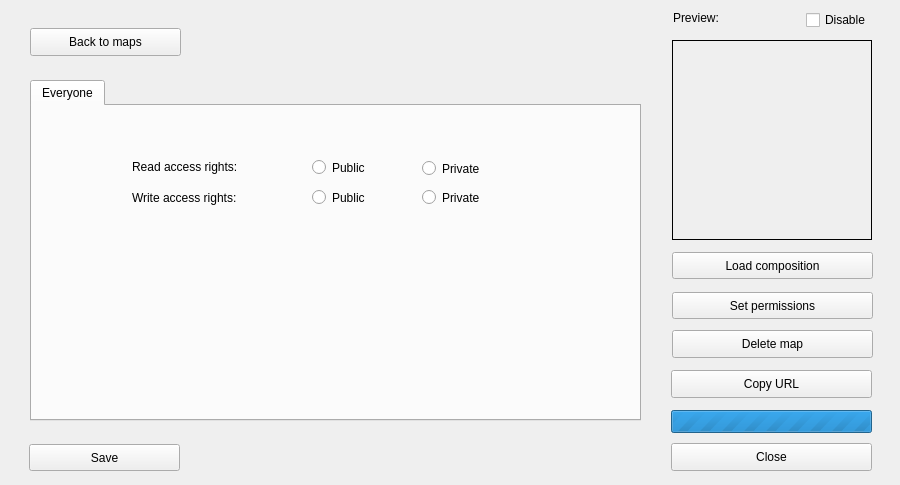
Old version of the form dlg_addMap.ui in the repository LESPROJEKT/qgis-layman-plugin.
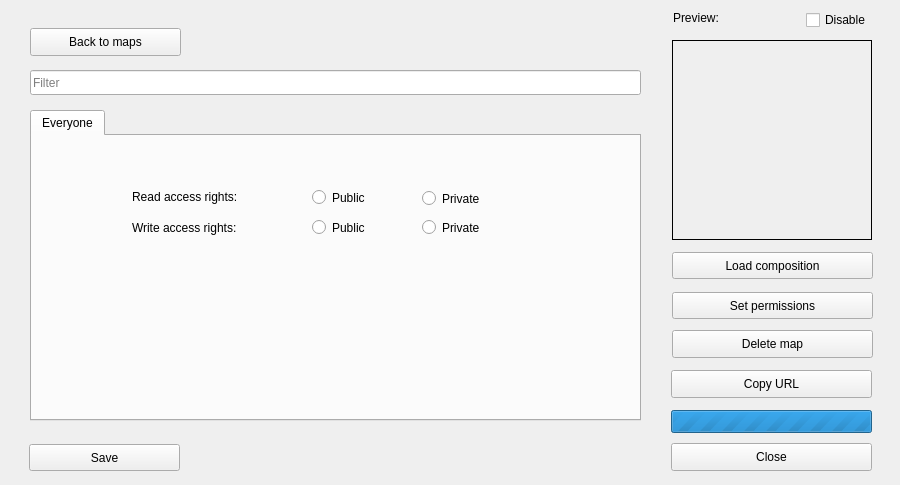
New version of the form. The open tabs and pages were chosen to show the change. Icons and pictures are not drawn. Custom widgets are drawn as their Qt base class.

Commit message: filter user

```diff
--- a/dlg_addMap.ui
+++ b/dlg_addMap.ui
@@ -285,9 +285,9 @@
      <property name="geometry">
       <rect>
        <x>10</x>
-       <y>70</y>
+       <y>100</y>
        <width>611</width>
-       <height>341</height>
+       <height>311</height>
       </rect>
      </property>
      <property name="currentIndex">
@@ -383,6 +383,22 @@
       </widget>
      </widget>
     </widget>
+    <widget class="QLineEdit" name="userFilterLineEdit">
+     <property name="geometry">
+      <rect>
+       <x>10</x>
+       <y>60</y>
+       <width>611</width>
+       <height>25</height>
+      </rect>
+     </property>
+     <property name="text">
+      <string/>
+     </property>
+     <property name="placeholderText">
+      <string>Filter</string>
+     </property>
+    </widget>
    </widget>
    <widget class="QWidget" name="page1">
     <widget class="QTreeWidget" name="treeWidget">
```
The commit also changes 5 other files.
